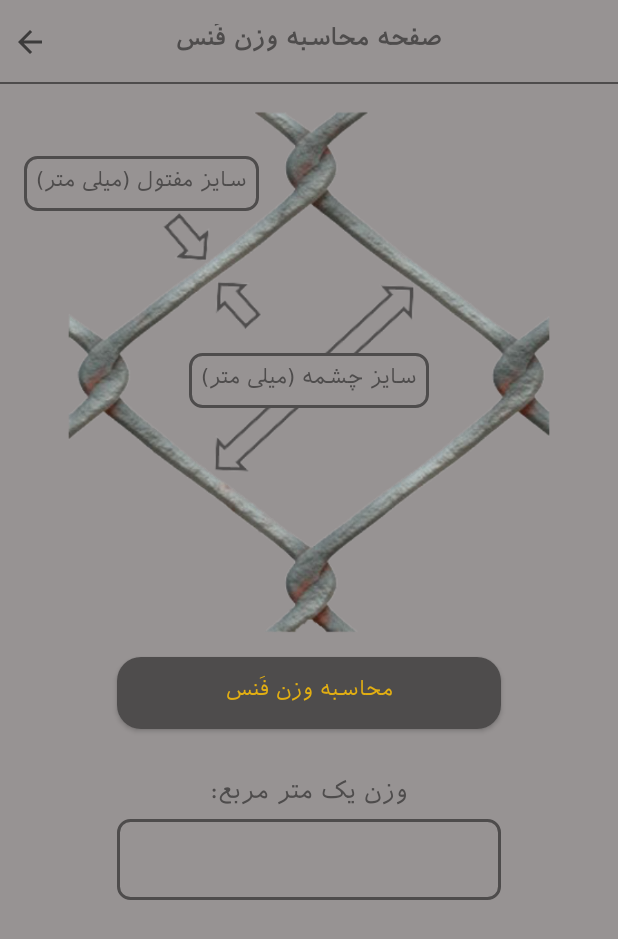
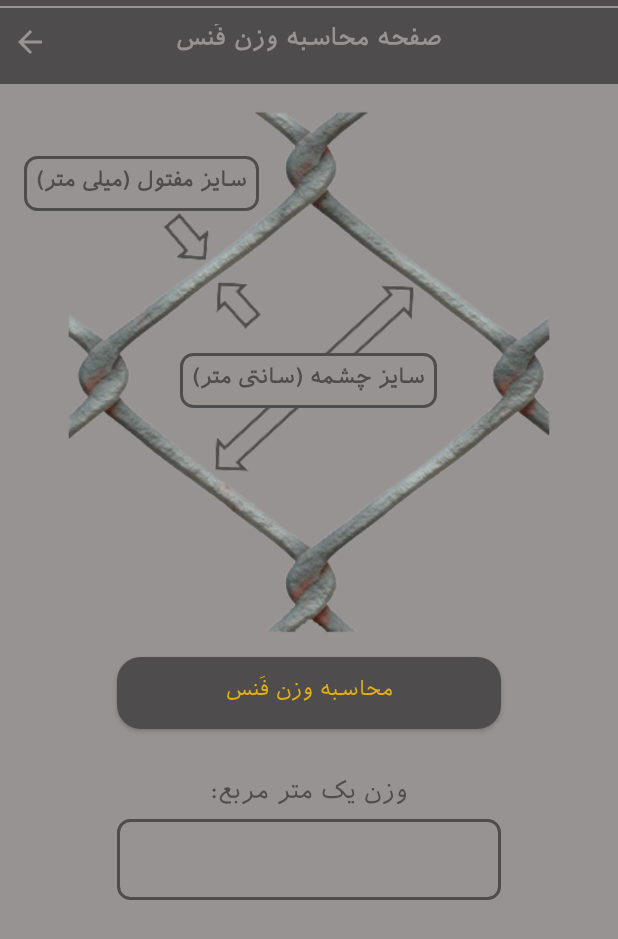
Before and after one commit to mohammadAliMkh/AhanTakhfif, an Android app: the layout activity_weight_calculator.xml on its own in the app's theme, with its tools: preview values and no code run, on a phone screen of 412 x 824 dp. Shown: the top 939 px of the screen. Run offline under Robolectric (Android 15) with nearby library versions, the phone set to English and light mode, and no system bars.

Commit message:
create fans weight details

```diff
--- a/app/src/main/java/com/example/ahantakhfif/MainActivity.java
+++ b/app/src/main/java/com/example/ahantakhfif/MainActivity.java
@@ -6,7 +6,6 @@ import android.content.Intent;
 import android.os.Bundle;
 import android.view.View;
 import android.widget.Button;
-import android.widget.ImageView;
 
 public class MainActivity extends AppCompatActivity {
 
--- a/app/src/main/res/layout/activity_splash_screen.xml
+++ b/app/src/main/res/layout/activity_splash_screen.xml
@@ -24,7 +24,7 @@
         android:layout_height="wrap_content"
         android:layoutDirection="rtl"
         android:fontFamily="@font/iranian_sans"
-        android:text="گروه مهندسی آهن سازان آرکا(آهن تخفیف)"
+        android:text="گروه صنعتی آهن سازان آرکا (آهن تخفیف)"
         android:textSize="14sp"
         android:textColor="@color/colorPrimary"
         android:layout_alignParentBottom="true"
--- a/app/src/main/res/layout/activity_weight_calculator.xml
+++ b/app/src/main/res/layout/activity_weight_calculator.xml
@@ -11,6 +11,7 @@
     <RelativeLayout
         android:layout_width="match_parent"
         android:layout_height="?actionBarSize"
+        android:background="@color/colorPrimaryDark"
         android:id="@+id/id_action_bar_fans_weight">
 
         <TextView
@@ -18,7 +19,7 @@
             android:layout_height="wrap_content"
             android:text="صفحه محاسبه وزن فَنس"
             android:textSize="16sp"
-            android:textColor="@color/colorPrimaryDark"
+            android:textColor="@color/colorPrimary"
             android:textStyle="bold"
             android:layout_centerInParent="true"
             android:fontFamily="@font/iranian_sans"/>
@@ -29,14 +30,14 @@
             android:src="@drawable/back_icon"
             android:layout_centerVertical="true"
             android:layout_marginLeft="8dp"
+            app:tint="@color/colorPrimary"
             android:id="@+id/back_icon_fans_weight"/>
 
         <View
             android:layout_width="match_parent"
             android:layout_height="1dp"
-            android:background="@color/colorPrimaryDark"
-            android:layout_alignParentBottom="true"/>
-
+            android:layout_marginTop="4dp"
+            android:background="@color/colorPrimary" />
 
     </RelativeLayout>
 
@@ -58,11 +59,13 @@
         android:layout_alignParentTop="true"
         android:layout_centerHorizontal="true"
         android:layout_marginTop="235dp"
+        android:gravity="center"
         android:background="@drawable/bg_edit_text"
         android:fontFamily="@font/iranian_sans"
-        android:hint="سایز چشمه (میلی متر)"
+        android:hint="سایز چشمه (سانتی متر)"
         android:inputType="numberDecimal"
         android:padding="8dp"
+        android:textStyle="bold"
         android:textColor="@color/colorPrimaryDark"
         android:textColorHint="@color/colorPrimaryDark"
         android:textSize="14sp" />
@@ -75,8 +78,10 @@
         android:layout_alignParentTop="true"
         android:layout_marginStart="16dp"
         android:layout_marginTop="104dp"
+        android:textStyle="bold"
         android:background="@drawable/bg_edit_text"
         android:fontFamily="@font/iranian_sans"
+        android:gravity="center"
         android:hint="سایز مفتول (میلی متر)"
         android:inputType="numberDecimal"
         android:padding="8dp"
```
Also changed, not shown: app/src/main/java/com/example/ahantakhfif/WeightCalculatorActivity.java (+94 -0 lines), app/src/main/res/layout/activity_main.xml (+14 -12 lines).
